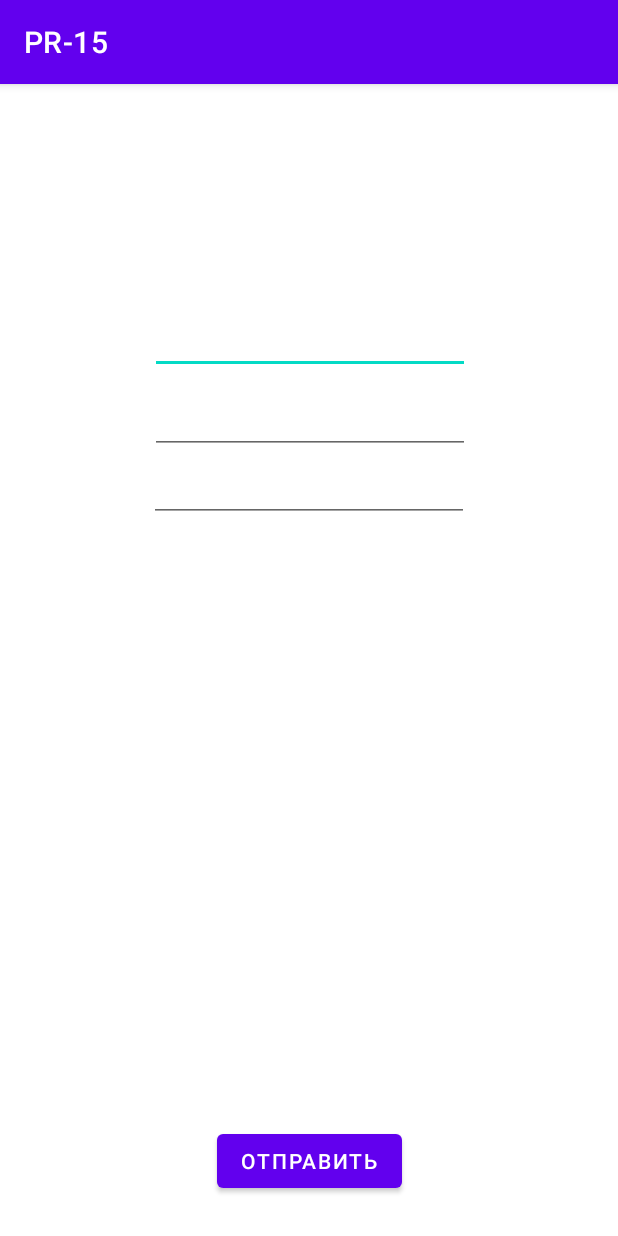
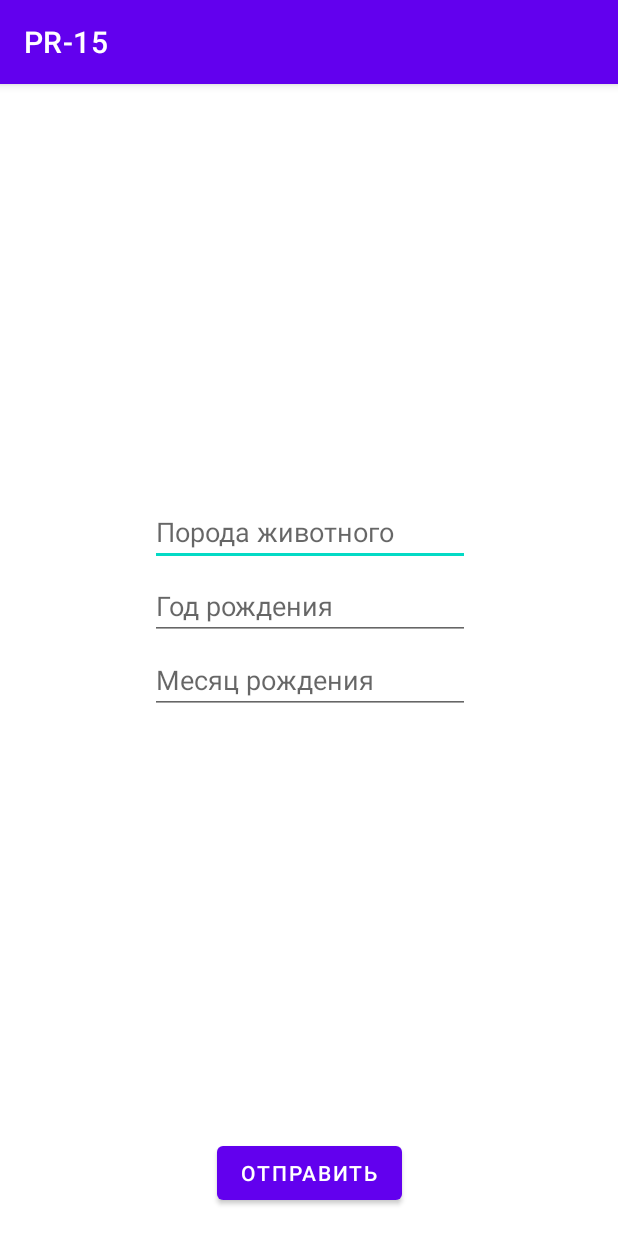
Before and after one commit to BisLAnN/PR-15, an Android app: the screen it shows after launch (MainActivity), on a phone screen of 412 x 824 dp. Run offline under Robolectric (Android 15) with nearby library versions, the phone set to English and light mode, and no system bars.

Commit message:
first commit

```diff
--- a/app/src/main/java/com/example/pr_15/SecondActivity.kt
+++ b/app/src/main/java/com/example/pr_15/SecondActivity.kt
@@ -19,7 +19,8 @@ class SecondActivity : AppCompatActivity() {
             user =
                 arguments.getParcelable<User>(user.javaClass.simpleName) as User
             textView.text =
-                "Порода: ${user.getBreed()}\nГод рождения: ${user.getYear()}\nМесяц рождения: ${user.getMonth()}"
+                "Месяц рождения: ${user.getMonth()}\n" +
+                        "Год рождения: ${user.getYear()}\n Порода: ${user.getBreed()}"
         }
     }
 
--- a/app/src/main/res/layout/activity_main.xml
+++ b/app/src/main/res/layout/activity_main.xml
@@ -10,8 +10,9 @@
         android:id="@+id/editTextTextBreed"
         android:layout_width="wrap_content"
         android:layout_height="wrap_content"
-        android:layout_marginTop="148dp"
+        android:layout_marginTop="276dp"
         android:ems="10"
+        android:hint="Порода животного"
         android:inputType="textPersonName"
         app:layout_constraintEnd_toEndOf="parent"
         app:layout_constraintHorizontal_bias="0.502"
@@ -19,26 +20,30 @@
         app:layout_constraintTop_toTopOf="parent" />
 
     <EditText
+        android:id="@+id/editTextTextMonthOfBirth"
+        android:layout_width="wrap_content"
+        android:layout_height="wrap_content"
+        android:layout_marginTop="4dp"
+        android:ems="10"
+        android:hint="Месяц рождения"
+        android:inputType="textPersonName"
+        app:layout_constraintEnd_toEndOf="parent"
+        app:layout_constraintHorizontal_bias="0.502"
+        app:layout_constraintStart_toStartOf="parent"
+        app:layout_constraintTop_toBottomOf="@+id/editTextTextYearOfBirth" />
+
+    <EditText
         android:id="@+id/editTextTextYearOfBirth"
         android:layout_width="wrap_content"
         android:layout_height="wrap_content"
-        android:layout_marginTop="8dp"
+        android:layout_marginTop="4dp"
         android:ems="10"
+        android:hint="Год рождения"
         android:inputType="textPersonName"
         app:layout_constraintEnd_toEndOf="parent"
         app:layout_constraintHorizontal_bias="0.502"
         app:layout_constraintStart_toStartOf="parent"
         app:layout_constraintTop_toBottomOf="@+id/editTextTextBreed" />
-
-    <EditText
-        android:id="@+id/editTextTextMonthOfBirth"
-        android:layout_width="wrap_content"
-        android:layout_height="wrap_content"
-        android:ems="10"
-        android:inputType="textPersonName"
-        app:layout_constraintEnd_toEndOf="parent"
-        app:layout_constraintStart_toStartOf="parent"
-        app:layout_constraintTop_toBottomOf="@+id/editTextTextYearOfBirth" />
 
     <Button
         android:id="@+id/buttonSave"
--- a/app/src/main/res/layout/activity_second3.xml
+++ b/app/src/main/res/layout/activity_second3.xml
@@ -8,6 +8,7 @@
 
     <TextView
         android:id="@+id/textView"
+        android:visibility="visible"
         android:layout_width="292dp"
         android:layout_height="72dp"
         app:layout_constraintBottom_toBottomOf="parent"
```
